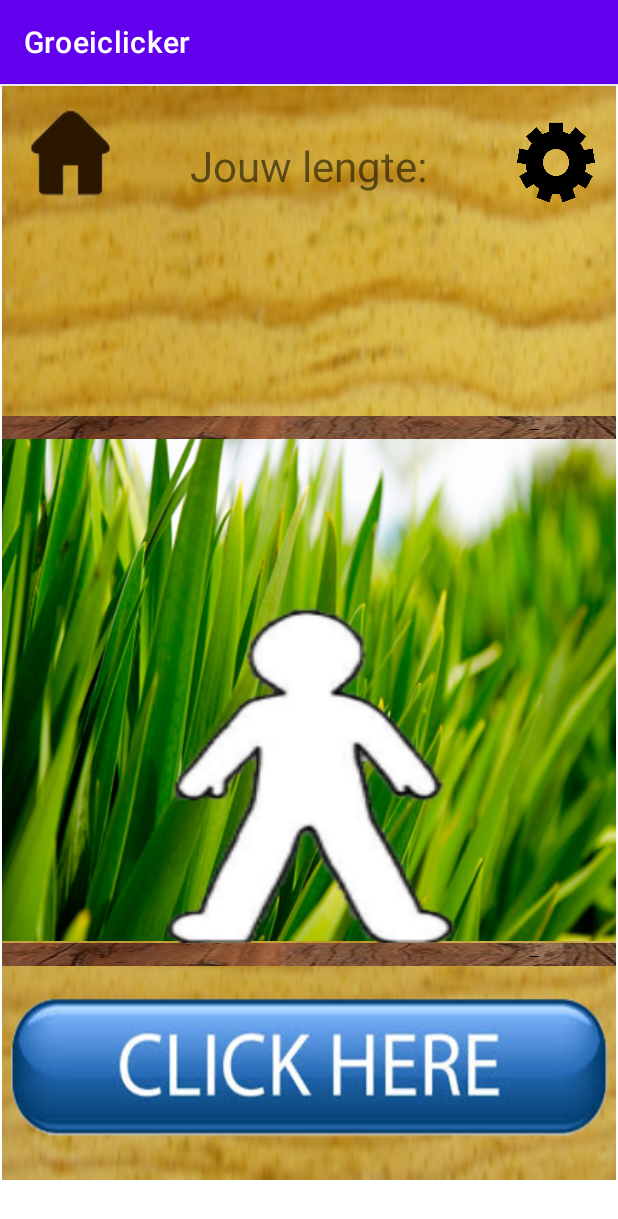
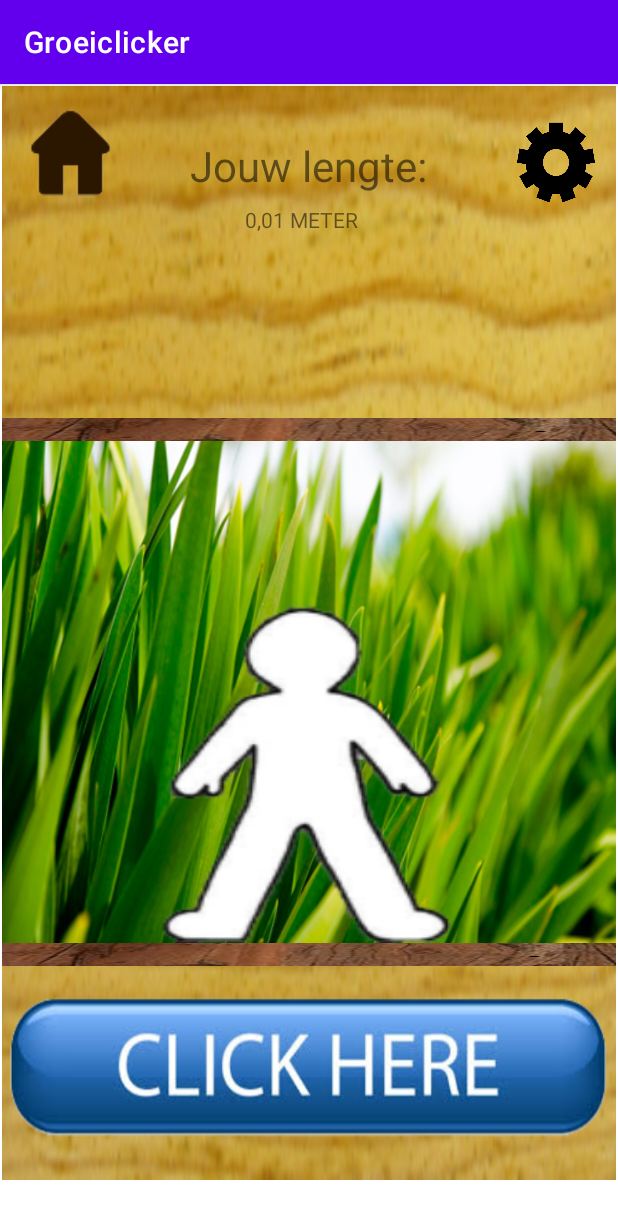
Before and after one commit to R0elie/Groeiclicker2.0, an Android app: the Main_Game screen opened through its navigation route, on a phone screen of 412 x 824 dp. Shown: the top 1219 px of the screen. Run offline under Robolectric (Android 15) with nearby library versions, the phone set to English and light mode, and no system bars.

Commit message:
button gemaakt

```diff
--- a/app/src/main/java/com/example/groeiclicker/Main_Game.kt
+++ b/app/src/main/java/com/example/groeiclicker/Main_Game.kt
@@ -5,6 +5,8 @@ import androidx.fragment.app.Fragment
 import android.view.LayoutInflater
 import android.view.View
 import android.view.ViewGroup
+import android.widget.ImageButton
+import android.widget.TextView
 
 // TODO: Rename parameter arguments, choose names that match
 // the fragment initialization parameters, e.g. ARG_ITEM_NUMBER
@@ -21,6 +23,7 @@ class Main_Game : Fragment() {
     private var param1: String? = null
     private var param2: String? = null
 
+    var counter = 0.0
     override fun onCreate(savedInstanceState: Bundle?) {
         super.onCreate(savedInstanceState)
         arguments?.let {
@@ -33,9 +36,17 @@ class Main_Game : Fragment() {
         inflater: LayoutInflater, container: ViewGroup?,
         savedInstanceState: Bundle?
     ): View? {
-        // Inflate the layout for this fragment
-        return inflater.inflate(R.layout.fragment_main__game, container, false)
+        val view =  inflater.inflate(R.layout.fragment_main__game, container, false)
+        view.findViewById<ImageButton>(R.id.imageButtonclickhere).setOnClickListener {
+
+            counter = counter + 0.1
+view.findViewById<TextView>(R.id.textcountermain).text = counter.toString()
+
+
+        }
+        return view
     }
+
 
     companion object {
         /**
--- a/app/src/main/res/layout/fragment_main__game.xml
+++ b/app/src/main/res/layout/fragment_main__game.xml
@@ -50,10 +50,10 @@
         android:visibility="visible"
         app:layout_constraintBottom_toBottomOf="parent"
         app:layout_constraintEnd_toEndOf="parent"
-        app:layout_constraintHorizontal_bias="0.436"
+        app:layout_constraintHorizontal_bias="0.666"
         app:layout_constraintStart_toStartOf="parent"
         app:layout_constraintTop_toTopOf="parent"
-        app:layout_constraintVertical_bias="0.595"
+        app:layout_constraintVertical_bias="0.6"
         tools:visibility="visible" />
 
     <ImageButton
@@ -66,10 +66,10 @@
         android:tint="#00FFFFFF"
         app:layout_constraintBottom_toBottomOf="parent"
         app:layout_constraintEnd_toEndOf="parent"
-        app:layout_constraintHorizontal_bias="0.382"
+        app:layout_constraintHorizontal_bias="0.365"
         app:layout_constraintStart_toStartOf="parent"
         app:layout_constraintTop_toTopOf="parent"
-        app:layout_constraintVertical_bias="0.685" />
+        app:layout_constraintVertical_bias="0.682" />
 
     <ImageView
         android:id="@+id/imageView"
@@ -79,10 +79,10 @@
         android:src="@drawable/balk"
         app:layout_constraintBottom_toBottomOf="parent"
         app:layout_constraintEnd_toEndOf="parent"
-        app:layout_constraintHorizontal_bias="1.0"
+        app:layout_constraintHorizontal_bias="0.571"
         app:layout_constraintStart_toStartOf="parent"
         app:layout_constraintTop_toTopOf="parent"
-        app:layout_constraintVertical_bias="0.308" />
+        app:layout_constraintVertical_bias="0.31" />
 
     <ImageView
         android:id="@+id/imageView4"
@@ -111,7 +111,7 @@
         app:layout_constraintVertical_bias="0.049" />
 
     <ImageButton
-        android:id="@+id/imageButton11"
+        android:id="@+id/imageButtonclickhere"
         android:layout_width="408dp"
         android:layout_height="117dp"
         android:background="#00FFFFFF"
@@ -119,9 +119,21 @@
         android:src="@drawable/click"
         app:layout_constraintBottom_toBottomOf="parent"
         app:layout_constraintEnd_toEndOf="parent"
-        app:layout_constraintHorizontal_bias="0.333"
+        app:layout_constraintHorizontal_bias="0.0"
         app:layout_constraintStart_toStartOf="parent"
         app:layout_constraintTop_toTopOf="parent"
         app:layout_constraintVertical_bias="0.957" />
 
+    <TextView
+        android:id="@+id/textcountermain"
+        android:layout_width="125dp"
+        android:layout_height="40dp"
+        android:background="#00191212"
+        android:text="      0,01 METER"
+        app:layout_constraintBottom_toBottomOf="parent"
+        app:layout_constraintEnd_toEndOf="parent"
+        app:layout_constraintStart_toStartOf="parent"
+        app:layout_constraintTop_toTopOf="parent"
+        app:layout_constraintVertical_bias="0.115" />
+
 </androidx.constraintlayout.widget.ConstraintLayout>
```
Also changed, not shown: app/src/main/res/layout/fragment_blank2.xml (+12 -1 lines).
